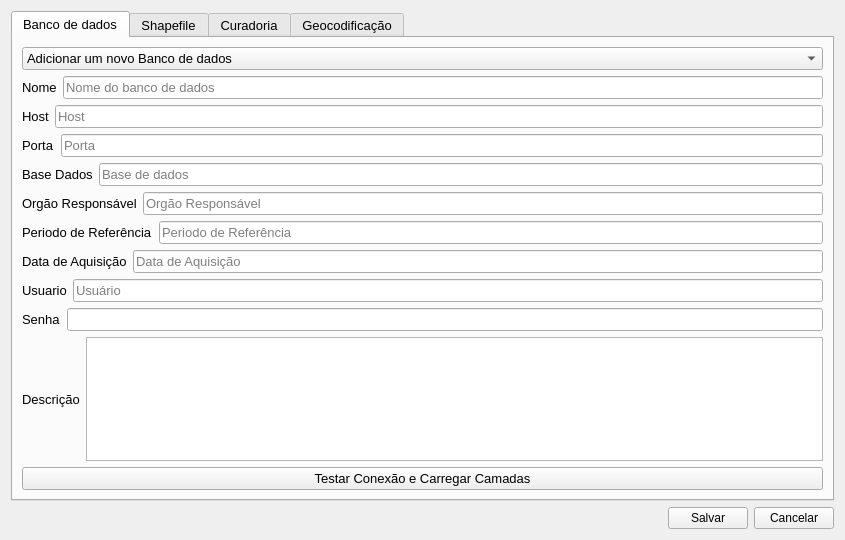
This is settings/config_window.ui in spuhub/prisma as Qt 5 draws it before an edit. The edited form follows.
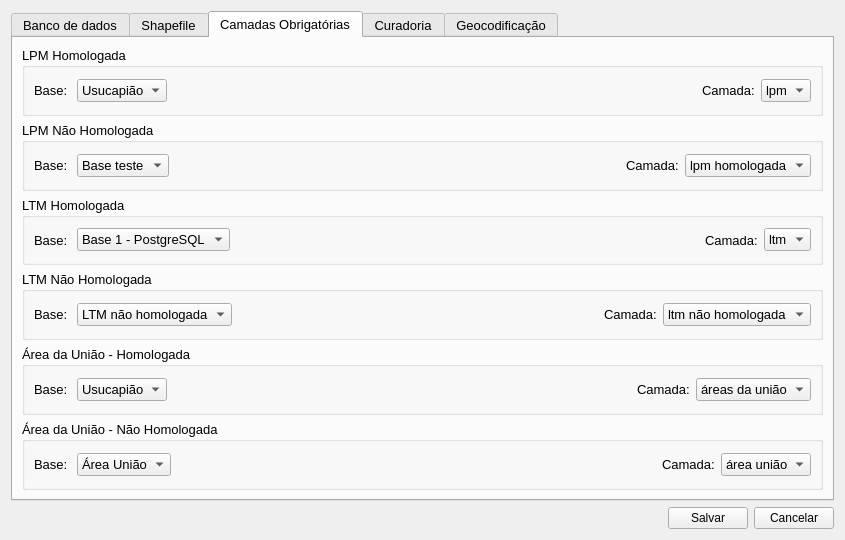
This is the edited form. Custom widgets are drawn as their Qt base class.

Commit message: revisão do botão de teste de base e selecao de camadas obrigatorias

```diff
--- a/settings/config_window.ui
+++ b/settings/config_window.ui
@@ -28,7 +28,7 @@
       <enum>QTabWidget::Rounded</enum>
      </property>
      <property name="currentIndex">
-      <number>0</number>
+      <number>2</number>
      </property>
      <property name="elideMode">
       <enum>Qt::ElideNone</enum>
@@ -245,7 +245,7 @@
          <item>
           <widget class="QPushButton" name="testar_base_carregar_camadas">
            <property name="text">
-            <string>Testar Conexão e Carregar Camadas</string>
+            <string>Carregar e Configurar Camadas</string>
            </property>
           </widget>
          </item>
@@ -404,6 +404,352 @@
        </item>
       </layout>
      </widget>
+     <widget class="QWidget" name="tab_2">
+      <attribute name="title">
+       <string>Camadas Obrigatórias</string>
+      </attribute>
+      <layout class="QVBoxLayout" name="verticalLayout_6">
+       <item>
+        <widget class="QGroupBox" name="groupBox">
+         <property name="title">
+          <string>LPM Homologada</string>
+         </property>
+         <layout class="QHBoxLayout" name="horizontalLayout_22">
+          <item>
+           <widget class="QLabel" name="label_21">
+            <property name="text">
+             <string>Base: </string>
+            </property>
+           </widget>
+          </item>
+          <item>
+           <widget class="QComboBox" name="comboBox">
+            <item>
+             <property name="text">
+              <string>Usucapião</string>
+             </property>
+            </item>
+           </widget>
+          </item>
+          <item>
+           <spacer name="horizontalSpacer_2">
+            <property name="orientation">
+             <enum>Qt::Horizontal</enum>
+            </property>
+            <property name="sizeHint" stdset="0">
+             <size>
+              <width>40</width>
+              <height>20</height>
+             </size>
+            </property>
+           </spacer>
+          </item>
+          <item>
+           <widget class="QLabel" name="label_22">
+            <property name="text">
+             <string>Camada:</string>
+            </property>
+           </widget>
+          </item>
+          <item>
+           <widget class="QComboBox" name="comboBox_2">
+            <item>
+             <property name="text">
+              <string>lpm</string>
+             </property>
+            </item>
+           </widget>
+          </item>
+         </layout>
+        </widget>
+       </item>
+       <item>
+        <widget class="QGroupBox" name="groupBox_2">
+         <property name="title">
+          <string>LPM Não Homologada</string>
+         </property>
+         <layout class="QHBoxLayout" name="horizontalLayout_26">
+          <item>
+           <widget class="QLabel" name="label_29">
+            <property name="text">
+             <string>Base: </string>
+            </property>
+           </widget>
+          </item>
+          <item>
+           <widget class="QComboBox" name="comboBox_3">
+            <item>
+             <property name="text">
+              <string>Base teste</string>
+             </property>
+            </item>
+           </widget>
+          </item>
+          <item>
+           <spacer name="horizontalSpacer_6">
+            <property name="orientation">
+             <enum>Qt::Horizontal</enum>
+            </property>
+            <property name="sizeHint" stdset="0">
+             <size>
+              <width>40</width>
+              <height>20</height>
+             </size>
+            </property>
+           </spacer>
+          </item>
+          <item>
+           <widget class="QLabel" name="label_30">
+            <property name="text">
+             <string>Camada:</string>
+            </property>
+           </widget>
+          </item>
+          <item>
+           <widget class="QComboBox" name="comboBox_4">
+            <item>
+             <property name="text">
+              <string>lpm homologada</string>
+             </property>
+            </item>
+           </widget>
+          </item>
+         </layout>
+        </widget>
+       </item>
+       <item>
+        <widget class="QGroupBox" name="groupBox_3">
+         <property name="title">
+          <string>LTM Homologada</string>
+         </property>
+         <layout class="QHBoxLayout" name="horizontalLayout_24">
+          <item>
+           <widget class="QLabel" name="label_25">
+            <property name="text">
+             <string>Base: </string>
+            </property>
+           </widget>
+          </item>
+          <item>
+           <widget class="QComboBox" name="comboBox_5">
+            <item>
+             <property name="text">
+              <string>Base 1 - PostgreSQL</string>
+             </property>
+            </item>
+           </widget>
+          </item>
+          <item>
+           <spacer name="horizontalSpacer_3">
+            <property name="orientation">
+             <enum>Qt::Horizontal</enum>
+            </property>
+            <property name="sizeHint" stdset="0">
+             <size>
+              <width>40</width>
+              <height>20</height>
+             </size>
+            </property>
+           </spacer>
+          </item>
+          <item>
+           <widget class="QLabel" name="label_26">
+            <property name="text">
+             <string>Camada:</string>
+            </property>
+           </widget>
+          </item>
+          <item>
+           <widget class="QComboBox" name="comboBox_6">
+            <item>
+             <property name="text">
+              <string>ltm</string>
+             </property>
+            </item>
+           </widget>
+          </item>
+         </layout>
+        </widget>
+       </item>
+       <item>
+        <widget class="QGroupBox" name="groupBox_4">
+         <property name="title">
+          <string>LTM Não Homologada</string>
+         </property>
+         <layout class="QHBoxLayout" name="horizontalLayout_23">
+          <item>
+           <widget class="QLabel" name="label_23">
+            <property name="text">
+             <string>Base: </string>
+            </property>
+           </widget>
+          </item>
+          <item>
+           <widget class="QComboBox" name="comboBox_7">
+            <item>
+             <property name="text">
+              <string>LTM não homologada</string>
+             </property>
+            </item>
+           </widget>
+          </item>
+          <item>
+           <spacer name="horizontalSpacer_4">
+            <property name="orientation">
+             <enum>Qt::Horizontal</enum>
+            </property>
+            <property name="sizeHint" stdset="0">
+             <size>
+              <width>40</width>
+              <height>20</height>
+             </size>
+            </property>
+           </spacer>
+          </item>
+          <item>
+           <widget class="QLabel" name="label_24">
+            <property name="text">
+             <string>Camada:</string>
+            </property>
+           </widget>
+          </item>
+          <item>
+           <widget class="QComboBox" name="comboBox_8">
+            <item>
+             <property name="text">
+              <string>ltm não homologada</string>
+             </property>
+            </item>
+           </widget>
+          </item>
+         </layout>
+        </widget>
+       </item>
+       <item>
+        <widget class="QGroupBox" name="groupBox_5">
+         <property name="title">
+          <string>Área da União - Homologada</string>
+         </property>
+         <layout class="QHBoxLayout" name="horizontalLayout_25">
+          <item>
+           <widget class="QLabel" name="label_27">
+            <property name="text">
+             <string>Base: </string>
+            </property>
+           </widget>
+          </item>
+          <item>
+           <widget class="QComboBox" name="comboBox_9">
+            <item>
+             <property name="text">
+              <string>Usucapião</string>
+             </property>
+            </item>
+            <item>
+             <property name="text">
+              <string/>
+             </property>
+            </item>
+            <item>
+             <property name="text">
+              <string/>
+             </property>
+            </item>
+            <item>
+             <property name="text">
+              <string/>
+             </property>
+            </item>
+           </widget>
+          </item>
+          <item>
+           <spacer name="horizontalSpacer_5">
+            <property name="orientation">
+             <enum>Qt::Horizontal</enum>
+            </property>
+            <property name="sizeHint" stdset="0">
+             <size>
+              <width>40</width>
+              <height>20</height>
+             </size>
+            </property>
+           </spacer>
+          </item>
+          <item>
+           <widget class="QLabel" name="label_28">
+            <property name="text">
+             <string>Camada:</string>
+            </property>
+           </widget>
+          </item>
+          <item>
+           <widget class="QComboBox" name="comboBox_10">
+            <item>
+             <property name="text">
+              <string>áreas da união</string>
+             </property>
+            </item>
+           </widget>
+          </item>
+         </layout>
+        </widget>
+       </item>
+       <item>
+        <widget class="QGroupBox" name="groupBox_6">
+         <property name="title">
+          <string>Área da União - Não Homologada</string>
+         </property>
+         <layout class="QHBoxLayout" name="horizontalLayout_27">
+          <item>
+           <widget class="QLabel" name="label_31">
+            <property name="text">
+             <string>Base: </string>
+            </property>
+           </widget>
+          </item>
+          <item>
+           <widget class="QComboBox" name="comboBox_11">
+            <item>
+             <property name="text">
+              <string>Área União</string>
+             </property>
+            </item>
+           </widget>
+          </item>
+          <item>
+           <spacer name="horizontalSpacer_7">
+            <property name="orientation">
+             <enum>Qt::Horizontal</enum>
+            </property>
+            <property name="sizeHint" stdset="0">
+             <size>
+              <width>40</width>
+              <height>20</height>
+             </size>
+            </property>
+           </spacer>
+          </item>
+          <item>
+           <widget class="QLabel" name="label_32">
+            <property name="text">
+             <string>Camada:</string>
+            </property>
+           </widget>
+          </item>
+          <item>
+           <widget class="QComboBox" name="comboBox_12">
+            <item>
+             <property name="text">
+              <string>área união</string>
+             </property>
+            </item>
+           </widget>
+          </item>
+         </layout>
+        </widget>
+       </item>
+      </layout>
+     </widget>
      <widget class="QWidget" name="tab">
       <attribute name="title">
        <string>Curadoria</string>
```
Left out of the diff: 7 changed lines with no effect on the pictures. The commit also changes 3 other files.
